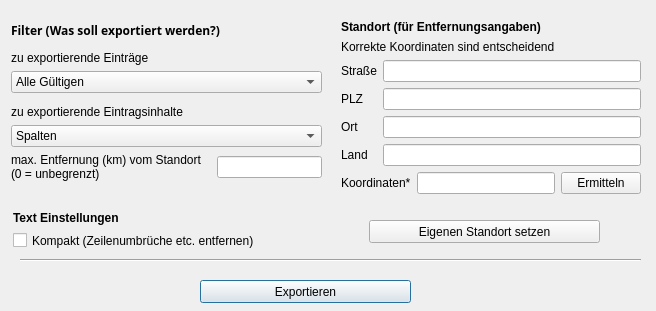
Qt form qt_gui/dialog_html_export.ui (minutogit/TalentTalent) before a commit.
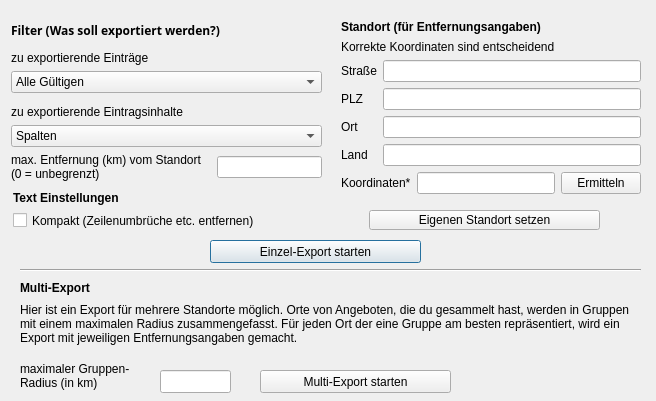
The same form after that commit.

Commit message:
multiple html export when cities are more distant from each other
Took 2 hours 31 minutes

What changed in the file:
```diff
--- a/qt_gui/dialog_html_export.ui
+++ b/qt_gui/dialog_html_export.ui
@@ -7,7 +7,7 @@
     <x>0</x>
     <y>0</y>
     <width>656</width>
-    <height>311</height>
+    <height>401</height>
    </rect>
   </property>
   <property name="windowTitle">
@@ -16,21 +16,21 @@
   <widget class="QPushButton" name="pushButton_html_export">
    <property name="geometry">
     <rect>
-     <x>200</x>
-     <y>280</y>
+     <x>210</x>
+     <y>240</y>
      <width>211</width>
      <height>23</height>
     </rect>
    </property>
    <property name="text">
-    <string>Exportieren</string>
+    <string>Einzel-Export starten</string>
    </property>
   </widget>
   <widget class="Line" name="line">
    <property name="geometry">
     <rect>
      <x>20</x>
-     <y>250</y>
+     <y>260</y>
      <width>621</width>
      <height>20</height>
     </rect>
@@ -43,9 +43,9 @@
    <property name="geometry">
     <rect>
      <x>369</x>
-     <y>220</y>
+     <y>210</y>
      <width>231</width>
-     <height>23</height>
+     <height>20</height>
     </rect>
    </property>
    <property name="toolTip">
@@ -183,7 +183,7 @@
      <x>341</x>
      <y>20</y>
      <width>300</width>
-     <height>191</height>
+     <height>181</height>
     </rect>
    </property>
    <layout class="QFormLayout" name="formLayout">
@@ -300,7 +300,7 @@
    <property name="geometry">
     <rect>
      <x>13</x>
-     <y>230</y>
+     <y>210</y>
      <width>309</width>
      <height>21</height>
     </rect>
@@ -313,7 +313,7 @@
    <property name="geometry">
     <rect>
      <x>13</x>
-     <y>210</y>
+     <y>190</y>
      <width>231</width>
      <height>16</height>
     </rect>
@@ -328,6 +328,93 @@
     <string>Text Einstellungen</string>
    </property>
   </widget>
+  <widget class="QLineEdit" name="max_radius_lineedit">
+   <property name="geometry">
+    <rect>
+     <x>160</x>
+     <y>370</y>
+     <width>71</width>
+     <height>23</height>
+    </rect>
+   </property>
+   <property name="inputMethodHints">
+    <set>Qt::ImhNone</set>
+   </property>
+   <property name="inputMask">
+    <string/>
+   </property>
+  </widget>
+  <widget class="QLabel" name="label_13">
+   <property name="geometry">
+    <rect>
+     <x>20</x>
+     <y>280</y>
+     <width>111</width>
+     <height>16</height>
+    </rect>
+   </property>
+   <property name="font">
+    <font>
+     <weight>75</weight>
+     <bold>true</bold>
+    </font>
+   </property>
+   <property name="text">
+    <string>Multi-Export</string>
+   </property>
+  </widget>
+  <widget class="QLabel" name="label_14">
+   <property name="geometry">
+    <rect>
+     <x>20</x>
+     <y>300</y>
+     <width>611</width>
+     <height>61</height>
+    </rect>
+   </property>
+   <property name="text">
+    <string>Hier ist ein Export für mehrere Standorte möglich. Orte von Angeboten, die du gesammelt hast, werden in Gruppen mit einem maximalen Radius zusammengefasst. Für jeden Ort der eine Gruppe am besten repräsentiert, wird ein Export mit jeweiligen Entfernungsangaben gemacht.
+</string>
+   </property>
+   <property name="wordWrap">
+    <bool>true</bool>
+   </property>
+  </widget>
+  <widget class="QLabel" name="label_15">
+   <property name="geometry">
+    <rect>
+     <x>20</x>
+     <y>360</y>
+     <width>141</width>
+     <height>31</height>
+    </rect>
+   </property>
+   <property name="font">
+    <font>
+     <weight>50</weight>
+     <bold>false</bold>
+    </font>
+   </property>
+   <property name="text">
+    <string>maximaler Gruppen-Radius (in km)</string>
+   </property>
+   <property name="wordWrap">
+    <bool>true</bool>
+   </property>
+  </widget>
+  <widget class="QPushButton" name="pushButton_html_multi_export">
+   <property name="geometry">
+    <rect>
+     <x>260</x>
+     <y>370</y>
+     <width>191</width>
+     <height>23</height>
+    </rect>
+   </property>
+   <property name="text">
+    <string>Multi-Export starten</string>
+   </property>
+  </widget>
  </widget>
  <resources/>
  <connections/>
```
The commit also changes 4 other files.
